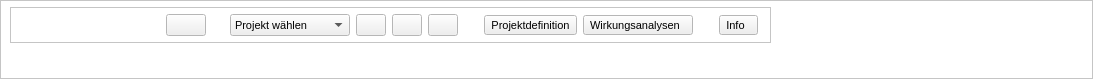
Qt form ui/base.ui (projektcheck/ProjektCheck-QGIS) before a commit.
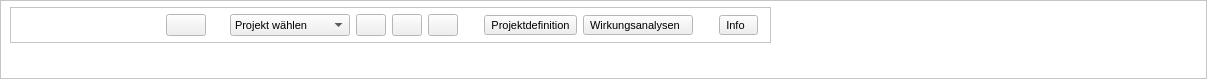
The same form after that commit. Icons and pictures are not drawn.

Patch:
```diff
--- a/ui/base.ui
+++ b/ui/base.ui
@@ -6,7 +6,7 @@
    <rect>
     <x>0</x>
     <y>0</y>
-    <width>1093</width>
+    <width>1207</width>
     <height>79</height>
    </rect>
   </property>
```
Left out of the diff: 4 changed lines with no effect on the pictures.
